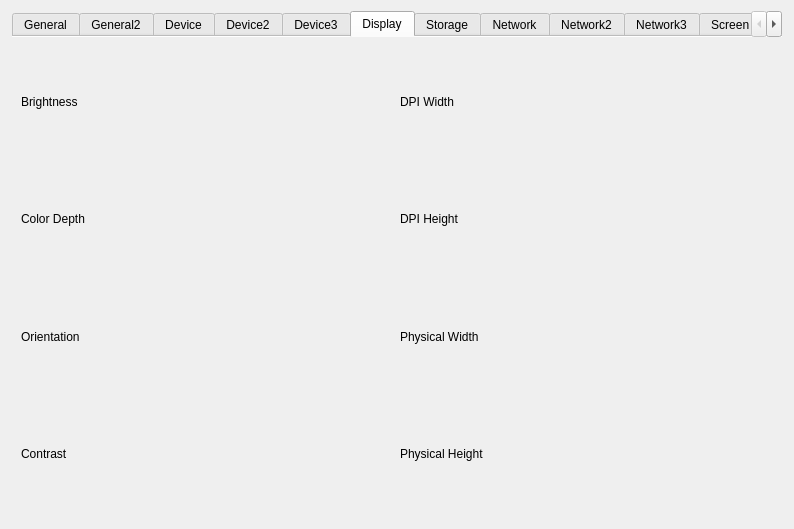
This is examples/sysinfo/dialog_s60.ui in qtproject/qt-mobility as Qt 5 draws it before an edit. The edited form follows.
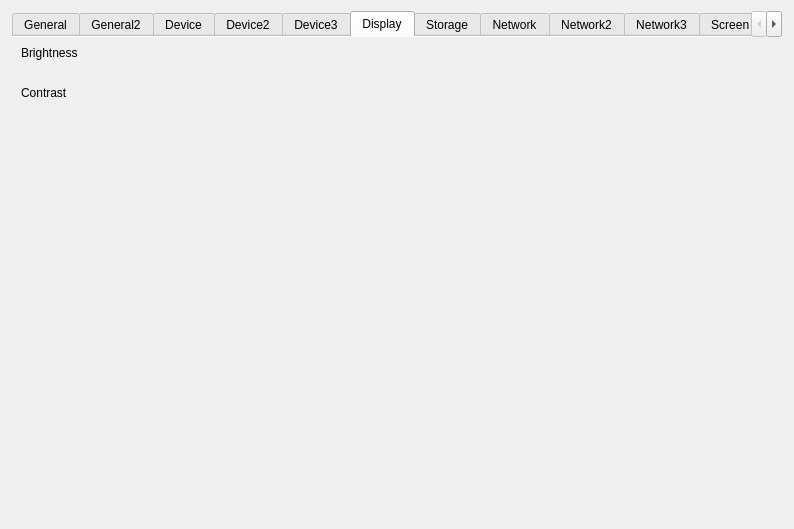
This is the edited form. The open tabs and pages were chosen to show the change. Icons and pictures are not drawn.

Commit message:
remove widgets not in this release
Task-number: MOBILITY-1443

The edit to the form file:
```diff
--- a/examples/sysinfo/dialog_s60.ui
+++ b/examples/sysinfo/dialog_s60.ui
@@ -921,97 +921,20 @@
          </item>
         </layout>
        </item>
-       <item row="0" column="1">
-        <layout class="QHBoxLayout" name="horizontalLayout_69">
-         <item>
-          <widget class="QLabel" name="label_160">
-           <property name="text">
-            <string>DPI Width</string>
-           </property>
-          </widget>
-         </item>
-         <item>
-          <widget class="QLabel" name="dpiWidthLabel">
-           <property name="text">
-            <string/>
-           </property>
-          </widget>
-         </item>
-        </layout>
-       </item>
-       <item row="1" column="0">
-        <layout class="QHBoxLayout" name="horizontalLayout_64">
-         <item>
-          <widget class="QLabel" name="label_155">
-           <property name="text">
-            <string>Color Depth</string>
-           </property>
-          </widget>
-         </item>
-         <item>
-          <widget class="QLabel" name="colorDepthLabel">
-           <property name="text">
-            <string/>
-           </property>
-          </widget>
-         </item>
-        </layout>
-       </item>
        <item row="1" column="1">
-        <layout class="QHBoxLayout" name="horizontalLayout_68">
-         <item>
-          <widget class="QLabel" name="label_159">
-           <property name="text">
-            <string>DPI Height</string>
-           </property>
-          </widget>
-         </item>
-         <item>
-          <widget class="QLabel" name="dpiHeightLabel">
-           <property name="text">
-            <string/>
-           </property>
-          </widget>
-         </item>
-        </layout>
+        <spacer name="horizontalSpacer_2">
+         <property name="orientation">
+          <enum>Qt::Horizontal</enum>
+         </property>
+         <property name="sizeHint" stdset="0">
+          <size>
+           <width>630</width>
+           <height>20</height>
+          </size>
+         </property>
+        </spacer>
        </item>
        <item row="2" column="0">
-        <layout class="QHBoxLayout" name="horizontalLayout_67">
-         <item>
-          <widget class="QLabel" name="label_158">
-           <property name="text">
-            <string>Orientation</string>
-           </property>
-          </widget>
-         </item>
-         <item>
-          <widget class="QLabel" name="orientationLabel">
-           <property name="text">
-            <string/>
-           </property>
-          </widget>
-         </item>
-        </layout>
-       </item>
-       <item row="2" column="1">
-        <layout class="QHBoxLayout" name="horizontalLayout_65">
-         <item>
-          <widget class="QLabel" name="label_156">
-           <property name="text">
-            <string>Physical Width</string>
-           </property>
-          </widget>
-         </item>
-         <item>
-          <widget class="QLabel" name="physicalWidthLabel">
-           <property name="text">
-            <string/>
-           </property>
-          </widget>
-         </item>
-        </layout>
-       </item>
-       <item row="3" column="0">
         <layout class="QHBoxLayout" name="horizontalLayout_63">
          <item>
           <widget class="QLabel" name="label_154">
@@ -1029,23 +952,18 @@
          </item>
         </layout>
        </item>
-       <item row="3" column="1">
-        <layout class="QHBoxLayout" name="horizontalLayout_70">
-         <item>
-          <widget class="QLabel" name="label_161">
-           <property name="text">
-            <string>Physical Height</string>
-           </property>
-          </widget>
-         </item>
-         <item>
-          <widget class="QLabel" name="physicalHeightLabel">
-           <property name="text">
-            <string/>
-           </property>
-          </widget>
-         </item>
-        </layout>
+       <item row="3" column="0">
+        <spacer name="verticalSpacer">
+         <property name="orientation">
+          <enum>Qt::Vertical</enum>
+         </property>
+         <property name="sizeHint" stdset="0">
+          <size>
+           <width>20</width>
+           <height>364</height>
+          </size>
+         </property>
+        </spacer>
        </item>
       </layout>
      </widget>
```
The commit also changes 2 other files.
